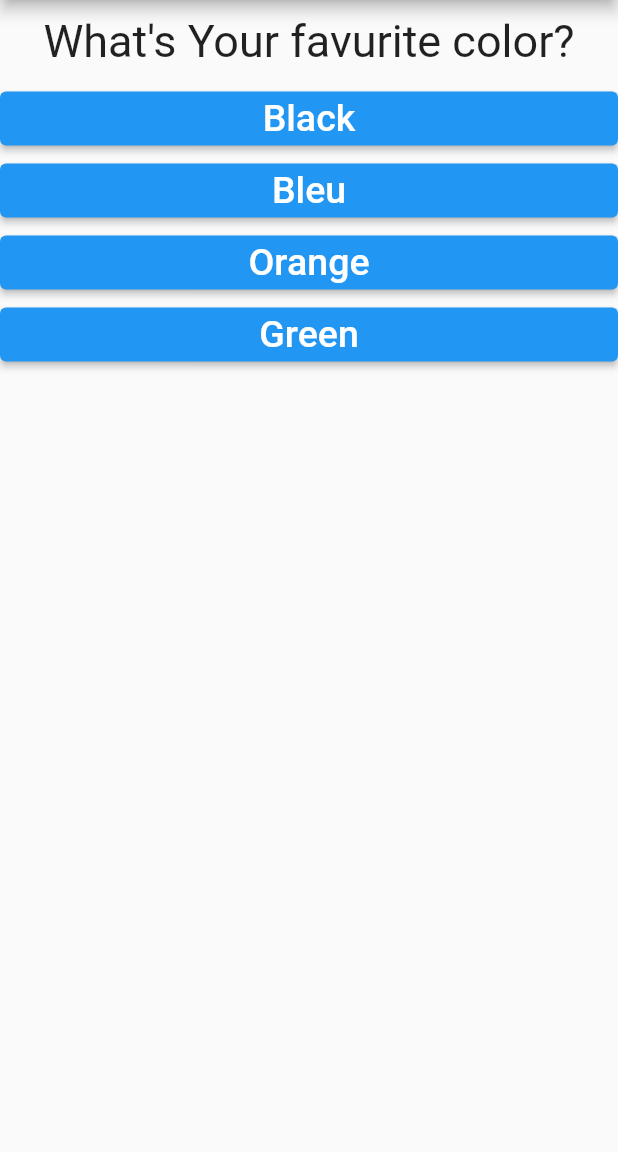
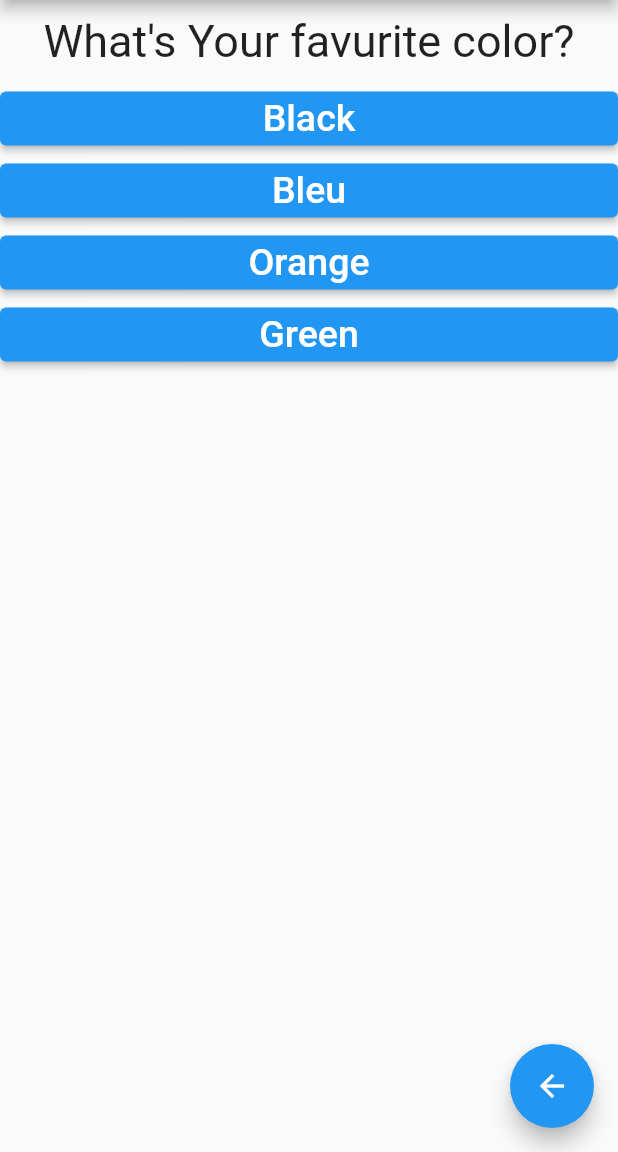
Before and after one commit to djamelsbar/flutter-quiz, a Flutter app: the screen it shows after launch, on a phone screen of 412 x 824 dp, the part 84-1236 px from its top. Run offline on Flutter 3.47's test engine with Material 2 defaults, Android fonts, the phone set to English and light mode, and no system bars.

Commit message:
some modifications

```diff
--- a/lib/main.dart
+++ b/lib/main.dart
@@ -1,9 +1,11 @@
 import 'package:flutter/material.dart';
 import 'quiz.dart';
 import 'result.dart';
+
 main() {
   runApp(MyApp());
 }
+
 class MyApp extends StatefulWidget {
   @override
   _MyAppState createState() => _MyAppState();
@@ -13,23 +15,24 @@ class _MyAppState extends State<MyApp> {
   int _questionIndex = 0;
   final List<Map<String, Object>> _questions = [
     {
-      "questionText":"What\'s Your favurite color?",
-      "answer":['Black','Bleu','Orange','Green']
+      "questionText": "What\'s Your favurite color?",
+      "answer": ['Black', 'Bleu', 'Orange', 'Green']
     },
     {
-      "questionText":"What\'s Your favurite Animal?",
-      "answer":['Cat','Sheep','Dog','Wolf']
+      "questionText": "What\'s Your favurite Animal?",
+      "answer": ['Cat', 'Sheep', 'Dog', 'Wolf']
     },
     {
-      "questionText":"What\'s Your favurite language?",
-      "answer":['En','Ar','Fr','Al']
+      "questionText": "What\'s Your favurite language?",
+      "answer": ['En', 'Ar', 'Fr', 'Al']
     },
     {
-      "questionText":"What\'s Your favurite Country?",
-      "answer":['Algeria','USA','France','England']
-    }];
+      "questionText": "What\'s Your favurite Country?",
+      "answer": ['Algeria', 'USA', 'France', 'England']
+    }
+  ];
 
-  void anserQuestion(){
+  void anserQuestion() {
     setState(() {
       _questionIndex += 1;
     });
@@ -38,7 +41,7 @@ class _MyAppState extends State<MyApp> {
     print("answer Chosen !");
   }
 
-  void restart(){
+  void restart() {
     setState(() {
       _questionIndex = 0;
     });
@@ -47,15 +50,26 @@ class _MyAppState extends State<MyApp> {
   @override
   Widget build(BuildContext context) {
     return MaterialApp(
-      home:Scaffold(
-        appBar:AppBar(
-          title: Text("Quiz App"),
-        ),
-        body: Container(
-          //width: double.infinity, // in order to it takes all widh screen
-          child: _questionIndex < _questions.length ? Quiz(_questions,_questionIndex,anserQuestion): Result(restart)
-        ),
-      )
-    );
+        debugShowCheckedModeBanner: false,
+        home: Scaffold(
+          appBar: AppBar(
+            title: Text("Quiz App"),
+          ),
+          body: Container(
+              //width: double.infinity, // in order to it takes all widh screen
+              child: _questionIndex < _questions.length
+                  ? Quiz(_questions, _questionIndex, anserQuestion)
+                  : Result(restart)),
+          floatingActionButton: FloatingActionButton(
+            child: Icon(Icons.arrow_back),
+            onPressed: () {
+              setState(() {
+                if (_questionIndex > 0) {
+                  _questionIndex -= 1;
+                }
+              });
+            },
+          ),
+        ));
   }
 }
```
Also changed, not shown: 1 other file.
